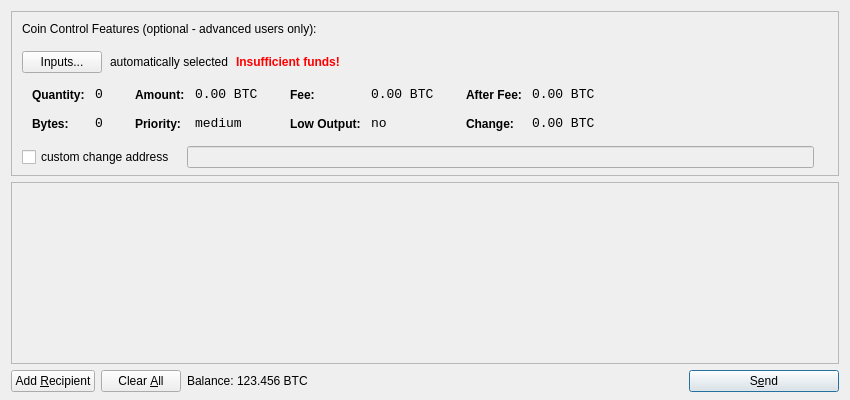
Old version of the form src/qt/forms/sendcoinsdialog.ui in the repository grantcoin/grantcoin-new.
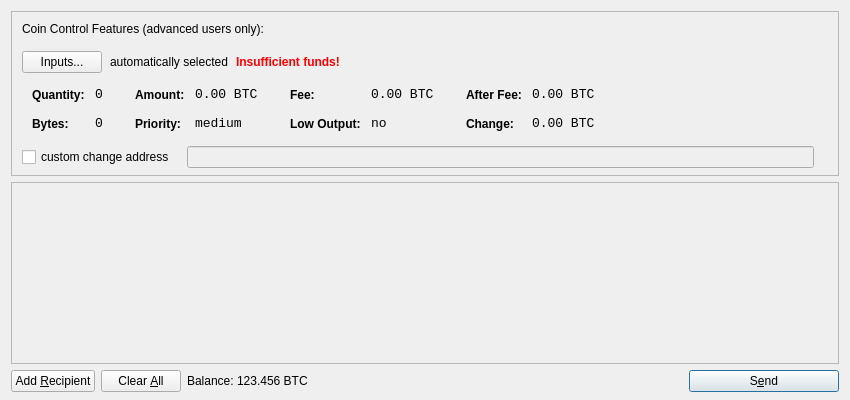
New version of the form. Icons and pictures are not drawn.

Diff of the .ui file:
```diff
--- a/src/qt/forms/sendcoinsdialog.ui
+++ b/src/qt/forms/sendcoinsdialog.ui
@@ -78,7 +78,7 @@
              </sizepolicy>
             </property>
             <property name="text">
-             <string>Coin Control Features (optional - advanced users only):</string>
+             <string>Coin Control Features (advanced users only):</string>
             </property>
            </widget>
           </item>
```
